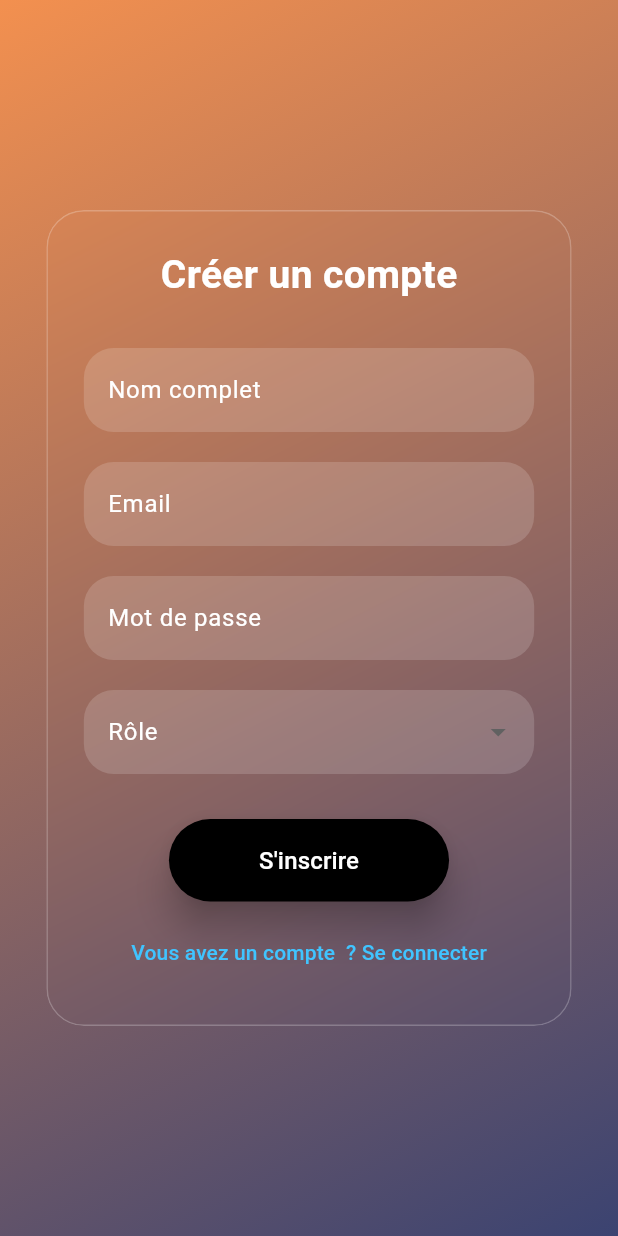
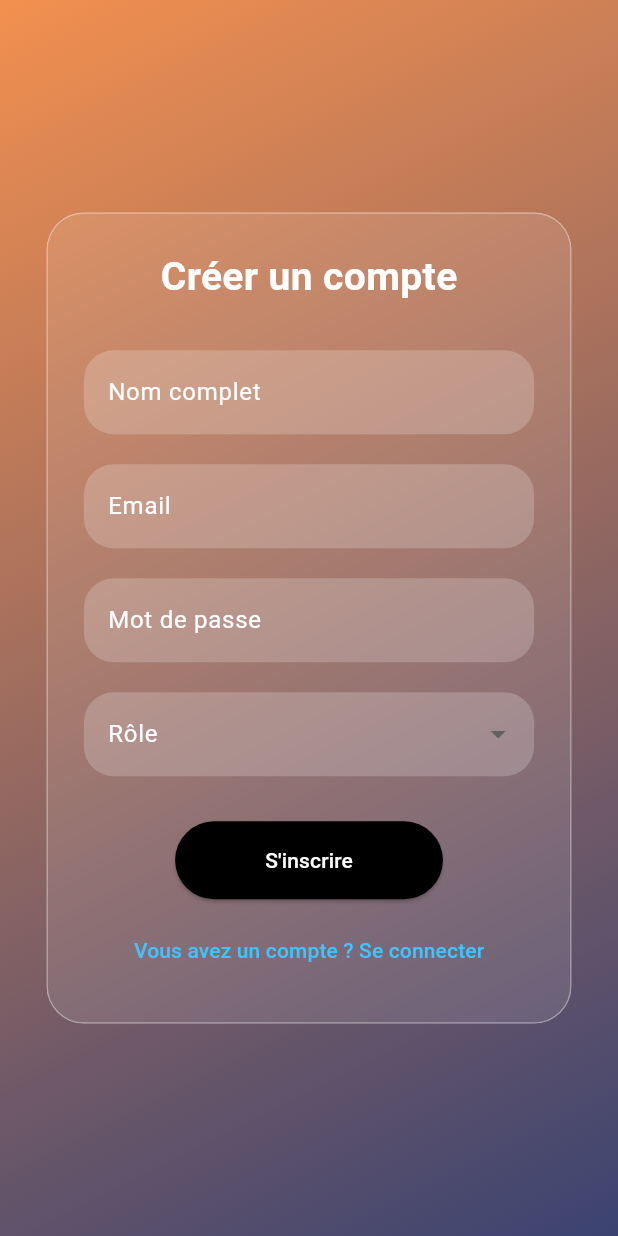
Before and after one commit to Fruc12/MyHomeServices, a Flutter app: the RegisterScreen screen opened by its route, on a phone screen of 412 x 824 dp. Run offline on Flutter 3.47's test engine with Material 3 defaults, Android fonts, the phone set to English and light mode, and no system bars; our stand-ins replace flutter_secure_storage, geolocator, shared_preferences; accounts and stored records are empty; network calls fail.

```diff
--- /dev/null
+++ b/flutter_app/devtools_options.yaml
@@ -0,0 +1,3 @@
+description: This file stores settings for Dart & Flutter DevTools.
+documentation: https://docs.flutter.dev/tools/devtools/extensions#configure-extension-enablement-states
+extensions:
--- a/flutter_app/lib/screens/auth/register_screen.dart
+++ b/flutter_app/lib/screens/auth/register_screen.dart
@@ -1,6 +1,8 @@
 import 'dart:ui';
 import 'package:flutter/material.dart';
-import 'package:flutter_app/main.dart';
+import '/screens/auth/prestator_screen.dart';
+import '/services/auth_service.dart';
+import '/screens/auth/login_screen.dart';
 
 class RegisterScreen extends StatefulWidget {
   const RegisterScreen({super.key});
@@ -10,9 +12,16 @@ class RegisterScreen extends StatefulWidget {
 }
 
 class _RegisterScreenState extends State<RegisterScreen> {
+  final _formKey = GlobalKey<FormState>();
+
+  final TextEditingController nameController = TextEditingController();
+  final TextEditingController emailController = TextEditingController();
+  final TextEditingController passwordController = TextEditingController();
   String? selectedRole;
+  bool isLoading = false;
 
-  final List<String> roles = ['Administrateur', 'Client', 'Prestataire'];
+  final List<String> roles = ['Client', 'Prestataire'];
+  final AuthService _authService = AuthService();
 
   @override
   Widget build(BuildContext context) {
@@ -29,7 +38,6 @@ class _RegisterScreenState extends State<RegisterScreen> {
               ),
             ),
           ),
-          // Carte transparente avec effet blur
           Center(
             child: ClipRRect(
               borderRadius: BorderRadius.circular(25.0),
@@ -39,12 +47,12 @@ class _RegisterScreenState extends State<RegisterScreen> {
                   width: MediaQuery.of(context).size.width * 0.85,
                   padding: const EdgeInsets.all(24.0),
                   decoration: BoxDecoration(
-                    color: const Color.fromARGB(0, 15, 0, 0),
+                    color: Colors.white.withOpacity(0.1),
                     borderRadius: BorderRadius.circular(25.0),
-                    border: Border.all(
-                      color: const Color.fromARGB(60, 255, 255, 255),
+                    border: Border.all(color: Colors.white38),
                   ),
-                  ),
+                  child: Form(
+                    key: _formKey,
                     child: Column(
                       mainAxisSize: MainAxisSize.min,
                       children: [
@@ -57,81 +65,76 @@ class _RegisterScreenState extends State<RegisterScreen> {
                           ),
                         ),
                         const SizedBox(height: 30),
-                      _buildTextField('Nom complet'),
+                        _buildTextField(
+                          controller: nameController,
+                          label: 'Nom complet',
+                          validator: (value) => value!.isEmpty ? 'Le nom complet est requis' : null,
+                        ),
                         const SizedBox(height: 20),
-                      _buildTextField('Email', keyboardType: TextInputType.emailAddress),
+                        _buildTextField(
+                          controller: emailController,
+                          label: 'Email',
+                          keyboardType: TextInputType.emailAddress,
+                          validator: (value) {
+                            if (value!.isEmpty) return 'L\'email est requis';
+                            final emailRegex = RegExp(r'^[\w-.]+@([\w-]+\.)+[\w-]{2,4}$');
+                            return emailRegex.hasMatch(value) ? null : 'Email invalide';
+                          },
+                        ),
                         const SizedBox(height: 20),
-                      _buildTextField('Mot de passe', obscureText: true),
+                        _buildTextField(
+                          controller: passwordController,
+                          label: 'Mot de passe',
+                          obscureText: true,
+                          validator: (value) => value!.length < 8 ? 'Min 8 caractères' : null,
+                        ),
                         const SizedBox(height: 20),
-
-
                         DropdownButtonFormField<String>(
-
-                        dropdownColor: const Color(0xFFFFFFFF).withAlpha((0.9 * 255).toInt()),
-
                           value: selectedRole,
-                        style: const TextStyle(color: Colors.black),
                           decoration: InputDecoration(
                             labelText: 'Rôle',
                             labelStyle: const TextStyle(color: Colors.white),
                             filled: true,
-                          fillColor: const Color.fromARGB(40, 255, 255, 255),
+                            fillColor: Colors.white.withOpacity(0.2),
                             border: OutlineInputBorder(
                               borderRadius: BorderRadius.circular(20),
                               borderSide: BorderSide.none,
                             ),
                           ),
+                          dropdownColor: Colors.white,
                           items: roles.map((role) {
                             return DropdownMenuItem(
                               value: role,
-                            child: Text(role),
+                              child: Text(role, style: const TextStyle(color: Colors.black)),
                             );
                           }).toList(),
-                        onChanged: (value) {
-                          setState(() {
-                            selectedRole = value;
-                          });
-                        },
+                          onChanged: (value) => setState(() => selectedRole = value),
+                          validator: (value) => value == null ? 'Sélectionner un rôle' : null,
                         ),
-
                         const SizedBox(height: 30),
-                      ElevatedButton(
-                        onPressed: () {
-                          if (selectedRole == 'Prestataire') {
-                            Navigator.pushReplacementNamed(context, '/prestator');
-                          } else {
-                            Navigator.pushReplacement(
-                              context,
-                              MaterialPageRoute(builder: (context) => MainScreen()),
-                            );
-                          }
-                        },
+                        isLoading
+                            ? const CircularProgressIndicator()
+                            : ElevatedButton(
+                          onPressed: _register,
                           style: ElevatedButton.styleFrom(
                             backgroundColor: Colors.black,
                             padding: const EdgeInsets.symmetric(vertical: 16, horizontal: 60),
                             shape: RoundedRectangleBorder(
                               borderRadius: BorderRadius.circular(30),
                             ),
-                          elevation: 10,
                           ),
-                        child: const Text(
-                          "S'inscrire",
-                          style: TextStyle(fontSize: 16, color: Colors.white),
-                        ),
-
+                          child: const Text("S'inscrire", style: TextStyle(color: Colors.white)),
                         ),
                         const SizedBox(height: 10),
                         TextButton(
-                        onPressed: () {
-                          Navigator.pushNamed(context, '/login');
-                        },
+                          onPressed: () => Navigator.pushNamed(context, '/login'),
                           child: const Text(
-                          "Vous avez un compte  ? Se connecter",
+                            "Vous avez un compte ? Se connecter",
                             style: TextStyle(color: Colors.lightBlueAccent),
                           ),
                         ),
                       ],
-
+                    ),
                   ),
                 ),
               ),
@@ -142,17 +145,51 @@ class _RegisterScreenState extends State<RegisterScreen> {
     );
   }
 
-  Widget _buildTextField(String label,
-      {bool obscureText = false, TextInputType keyboardType = TextInputType.text}) {
+  Future<void> _register() async {
+    if (_formKey.currentState?.validate() ?? false) {
+      setState(() => isLoading = true);
+
+      final name = nameController.text.trim();
+      final email = emailController.text.trim();
+      final password = passwordController.text.trim();
+      final role = selectedRole == 'Client' ? 'customer' : 'prestator';
+
+      final success = await _authService.register(name, email, password, role);
+
+      setState(() => isLoading = false);
+
+      if (success) {
+        if (role == 'prestator') {
+          Navigator.pushReplacement(context, MaterialPageRoute(builder: (_) => PrestatorScreen()));
+        } else {
+          Navigator.pushReplacement(context, MaterialPageRoute(builder: (_) => LoginScreen()));
+        }
+      } else {
+        ScaffoldMessenger.of(context).showSnackBar(
+          const SnackBar(content: Text('Une erreur s''est produite.')),
+        );
+      }
+    }
+  }
+
+  Widget _buildTextField({
+    required TextEditingController controller,
+    required String label,
+    required String? Function(String?) validator,
+    bool obscureText = false,
+    TextInputType keyboardType = TextInputType.text,
+  }) {
     return TextFormField(
+      controller: controller,
       obscureText: obscureText,
       keyboardType: keyboardType,
+      validator: validator,
       style: const TextStyle(color: Colors.white),
       decoration: InputDecoration(
         labelText: label,
         labelStyle: const TextStyle(color: Colors.white),
         filled: true,
-        fillColor: const Color.fromARGB(40, 255, 255, 255),
+        fillColor: Colors.white.withOpacity(0.2),
         border: OutlineInputBorder(
           borderRadius: BorderRadius.circular(20),
           borderSide: BorderSide.none,
--- a/flutter_app/pubspec.yaml
+++ b/flutter_app/pubspec.yaml
@@ -36,6 +36,10 @@ dependencies:
   cupertino_icons: ^1.0.8
   google_fonts: ^5.1.0
   http: ^1.3.0
+  shared_preferences: ^2.0.8
+  geolocator: ^13.0.4
+  flutter_secure_storage: ^9.2.4
+
 
 dev_dependencies:
   flutter_test:
```
Also changed, not shown: flutter_app/lib/screens/account_screen.dart (+83 -35 lines), flutter_app/lib/screens/auth/login_screen.dart (+80 -26 lines), flutter_app/lib/services/auth_service.dart (added, +79 -0 lines), flutter_app/lib/services/user_service.dart (added, +27 -0 lines), flutter_app/pubspec.lock. Lines whose indentation alone changed are shown as unchanged.
